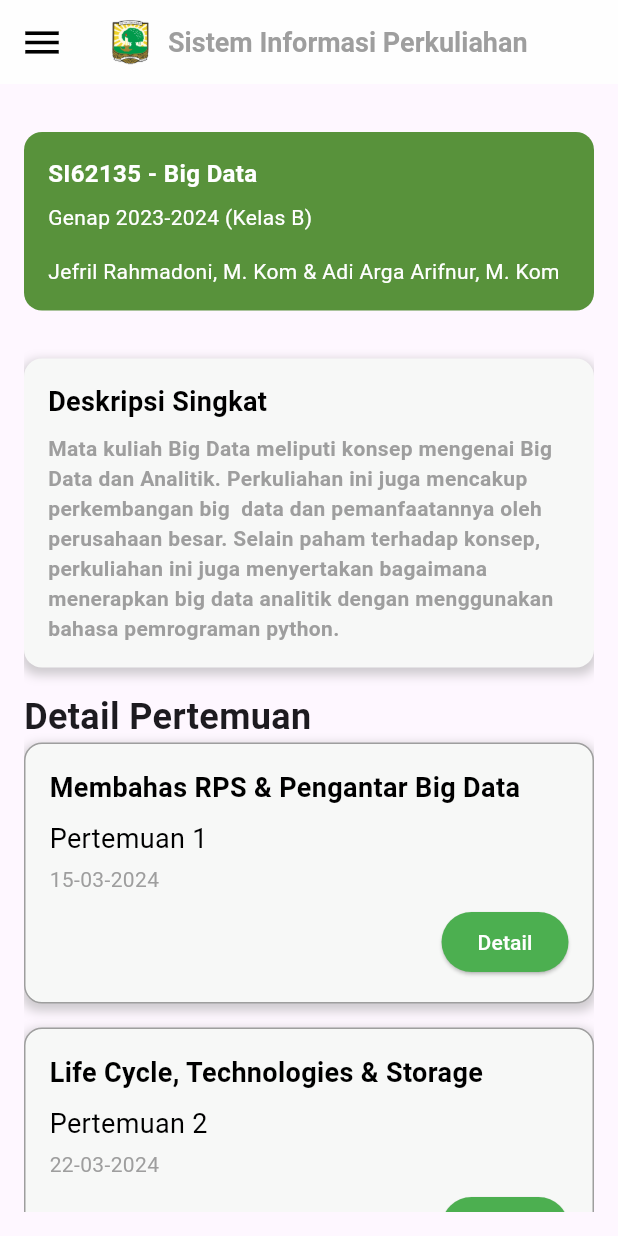
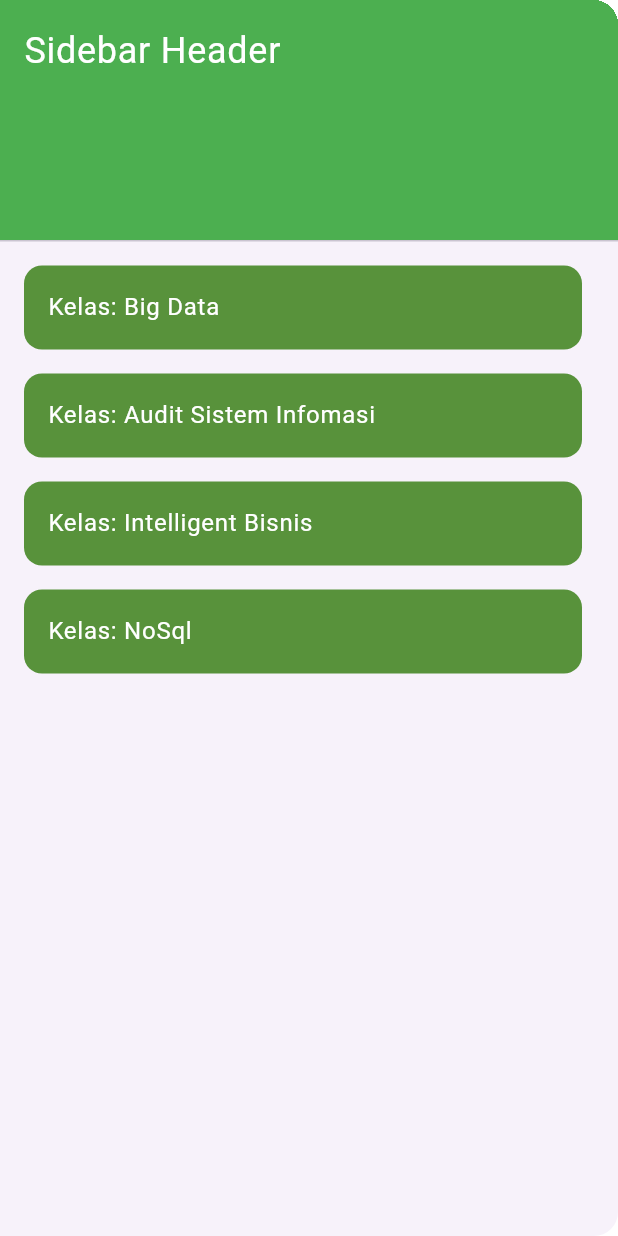
Before and after one commit to ariqhakim27/uts_absensi_perkuliahan_ariqabdurrahmanhakim_2111522006, a Flutter app: the DetailKelasPage screen opened directly, after a tap on the "menu" icon, on a phone screen of 412 x 824 dp. Run offline on Flutter 3.47's test engine with Material 3 defaults, Android fonts, the light colour scheme and no system bars.

Commit message:
PMP - Ariq Abdurrahman Hakim (2111522006)

```diff
--- a/absensi_perkuliahan/lib/main.dart
+++ b/absensi_perkuliahan/lib/main.dart
@@ -19,7 +19,7 @@ class MyApp extends StatelessWidget {
       //untuk uji sama cek halaman layout yang lain pak
       home: ListKelasPage(), // Menggunakan ListKelasPage sebagai halaman utama
       //home: DetailPertemuanPage(),
-      //home: DetailKelasPage(),
+     //home: DetailKelasPage(),
       //home: DetailPertemuanPage(),
       //home: AmbilAbsenPage(),
       //home: AjuizinPage(),
--- a/absensi_perkuliahan/lib/pages/detailkelas.dart
+++ b/absensi_perkuliahan/lib/pages/detailkelas.dart
@@ -1,4 +1,6 @@
 import 'package:flutter/material.dart';
+import 'package:absensi_perkuliahan/pages/detailpertemuan.dart';
+import 'package:absensi_perkuliahan/pages/sidebar.dart';
 
 class DetailKelasPage extends StatelessWidget {
   const DetailKelasPage({Key? key}) : super(key: key);
@@ -17,7 +19,10 @@ class DetailKelasPage extends StatelessWidget {
             size: 30,
           ),
           onPressed: () {
-            // Aksi yang dijalankan saat menu di klik
+            Navigator.push(
+              context,
+              MaterialPageRoute(builder: (context) => Sidebar()),
+            );
           },
         ),
         title: Row(
@@ -181,11 +186,35 @@ class DetailKelasPage extends StatelessWidget {
                     ),
                   ),
                   const SizedBox(height: 8),
+                  Divider(
+                    color: Colors.grey,
+                  ),
+                  const SizedBox(height: 8),
+                  Stack(
+                    children: [
+                      Container(
+                        alignment: Alignment.bottomLeft,
+                        child: Padding(
+                          padding: EdgeInsets.all(12),
+                          child: Text(
+                            'Tidak Hadir/Izin',
+                            style: TextStyle(
+                              fontSize: 18,
+                              fontWeight: FontWeight.bold,
+                              color: Colors.red,
+                            ),
+                          ),
+                        ),
+                      ),
                       Align(
                         alignment: Alignment.bottomRight,
                         child: ElevatedButton(
                           onPressed: () {
-                        // Aksi yang dijalankan saat tombol "Detail" ditekan
+                            Navigator.push(
+                              context,
+                              MaterialPageRoute(
+                                  builder: (context) => DetailPertemuanPage()),
+                            );
                           },
                           style: ElevatedButton.styleFrom(
                             shape: RoundedRectangleBorder(
@@ -202,6 +231,8 @@ class DetailKelasPage extends StatelessWidget {
                           ),
                         ),
                       ),
+                    ],
+                  )
                 ],
               ),
             ),
@@ -252,11 +283,35 @@ class DetailKelasPage extends StatelessWidget {
                     ),
                   ),
                   const SizedBox(height: 8),
+                  Divider(
+                    color: Colors.grey,
+                  ),
+                  const SizedBox(height: 8),
+                  Stack(
+                    children: [
+                      Container(
+                        alignment: Alignment.bottomLeft,
+                        child: Padding(
+                          padding: EdgeInsets.all(12),
+                          child: Text(
+                            'Hadir',
+                            style: TextStyle(
+                              fontSize: 18,
+                              fontWeight: FontWeight.bold,
+                              color: Colors.green,
+                            ),
+                          ),
+                        ),
+                      ),
                       Align(
                         alignment: Alignment.bottomRight,
                         child: ElevatedButton(
                           onPressed: () {
-                        // Aksi yang dijalankan saat tombol "Detail" ditekan
+                            Navigator.push(
+                              context,
+                              MaterialPageRoute(
+                                  builder: (context) => DetailPertemuanPage()),
+                            );
                           },
                           style: ElevatedButton.styleFrom(
                             shape: RoundedRectangleBorder(
@@ -274,9 +329,10 @@ class DetailKelasPage extends StatelessWidget {
                         ),
                       ),
                     ],
+                  )
+                ],
               ),
             ),
-
             SizedBox(height: 16),
             Container(
               decoration: BoxDecoration(
@@ -324,11 +380,35 @@ class DetailKelasPage extends StatelessWidget {
                     ),
                   ),
                   const SizedBox(height: 8),
+                  Divider(
+                    color: Colors.grey,
+                  ),
+                  const SizedBox(height: 8),
+                  Stack(
+                    children: [
+                      Container(
+                        alignment: Alignment.bottomLeft,
+                        child: Padding(
+                          padding: EdgeInsets.all(12),
+                          child: Text(
+                            'Belum Absen',
+                            style: TextStyle(
+                              fontSize: 18,
+                              fontWeight: FontWeight.bold,
+                              color: Colors.grey,
+                            ),
+                          ),
+                        ),
+                      ),
                       Align(
                         alignment: Alignment.bottomRight,
                         child: ElevatedButton(
                           onPressed: () {
-                        // Aksi yang dijalankan saat tombol "Detail" ditekan
+                            Navigator.push(
+                              context,
+                              MaterialPageRoute(
+                                  builder: (context) => DetailPertemuanPage()),
+                            );
                           },
                           style: ElevatedButton.styleFrom(
                             shape: RoundedRectangleBorder(
@@ -346,10 +426,10 @@ class DetailKelasPage extends StatelessWidget {
                         ),
                       ),
                     ],
+                  )
+                ],
               ),
             ),
-
-
           ],
         ),
       ),
--- /dev/null
+++ b/absensi_perkuliahan/lib/pages/sidebar.dart
@@ -0,0 +1,111 @@
+import 'package:absensi_perkuliahan/pages/detailkelas.dart';
+import 'package:flutter/material.dart';
+
+class Sidebar extends StatelessWidget {
+  @override
+  Widget build(BuildContext context) {
+    return Drawer(
+      child: ListView(
+        padding: EdgeInsets.zero,
+        children: [
+          DrawerHeader(
+            decoration: BoxDecoration(
+              color: Colors.green,
+            ),
+            child: Text(
+              'Sidebar Header',
+              style: TextStyle(
+                color: Colors.white,
+                fontSize: 24,
+              ),
+            ),
+          ),
+          ListTile(
+            title: Container(
+              decoration: BoxDecoration(
+                color: const Color(0xff58923B),
+                borderRadius: BorderRadius.circular(12),
+              ),
+              padding: const EdgeInsets.all(16),
+              child: Text(
+                'Kelas: Big Data',
+                style: TextStyle(
+                  color: Colors.white,
+                  fontSize: 16,
+                ),
+              ),
+            ),
+            onTap: () {
+              // Aksi yang dijalankan saat item Big Data di klik
+              Navigator.pop(context); // Menutup drawer setelah item diklik
+              // Tempatkan kode aksi atau navigasi yang sesuai di sini
+            },
+          ),
+          ListTile(
+            title: Container(
+              decoration: BoxDecoration(
+                color: const Color(0xff58923B),
+                borderRadius: BorderRadius.circular(12),
+              ),
+              padding: const EdgeInsets.all(16),
+              child: Text(
+                'Kelas: Audit Sistem Infomasi',
+                style: TextStyle(
+                  color: Colors.white,
+                  fontSize: 16,
+                ),
+              ),
+            ),
+            onTap: () {
+              // Aksi yang dijalankan saat item Audit Sistem Infomasi di klik
+              Navigator.pop(context); // Menutup drawer setelah item diklik
+              // Tempatkan kode aksi atau navigasi yang sesuai di sini
+            },
+          ),
+          ListTile(
+            title: Container(
+              decoration: BoxDecoration(
+                color: const Color(0xff58923B),
+                borderRadius: BorderRadius.circular(12),
+              ),
+              padding: const EdgeInsets.all(16),
+              child: Text(
+                'Kelas: Intelligent Bisnis',
+                style: TextStyle(
+                  color: Colors.white,
+                  fontSize: 16,
+                ),
+              ),
+            ),
+            onTap: () {
+              // Aksi yang dijalankan saat item Intelligent Bisnis di klik
+              Navigator.pop(context); // Menutup drawer setelah item diklik
+              // Tempatkan kode aksi atau navigasi yang sesuai di sini
+            },
+          ),
+          ListTile(
+            title: Container(
+              decoration: BoxDecoration(
+                color: const Color(0xff58923B),
+                borderRadius: BorderRadius.circular(12),
+              ),
+              padding: const EdgeInsets.all(16),
+              child: Text(
+                'Kelas: NoSql',
+                style: TextStyle(
+                  color: Colors.white,
+                  fontSize: 16,
+                ),
+              ),
+            ),
+            onTap: () {
+              // Aksi yang dijalankan saat item NoSql di klik
+              Navigator.pop(context); // Menutup drawer setelah item diklik
+              // Tempatkan kode aksi atau navigasi yang sesuai di sini
+            },
+          ),
+        ],
+      ),
+    );
+  }
+}
--- a/absensi_perkuliahan/pubspec.yaml
+++ b/absensi_perkuliahan/pubspec.yaml
@@ -12,6 +12,7 @@ dependencies:
   flutter_material_symbols: ^0.0.4
   dropdown_button2: ^3.0.0-beta.12
   dropdown_search: ^5.0.6
+  sidebarx: ^0.17.1
 
 dev_dependencies:
   flutter_test:
```
Also changed, not shown: absensi_perkuliahan/lib/pages/ajuizin.dart (+14 -5 lines), absensi_perkuliahan/lib/pages/ambilabsen.dart (+15 -3 lines), absensi_perkuliahan/lib/pages/detailpertemuan.dart (+12 -2 lines), absensi_perkuliahan/lib/pages/listkelas.dart (+75 -44 lines), absensi_perkuliahan/assets/images/fotogedung.jpg (added), absensi_perkuliahan/assets/images/image.png (added), absensi_perkuliahan/pubspec.lock. Lines whose indentation alone changed are shown as unchanged.
